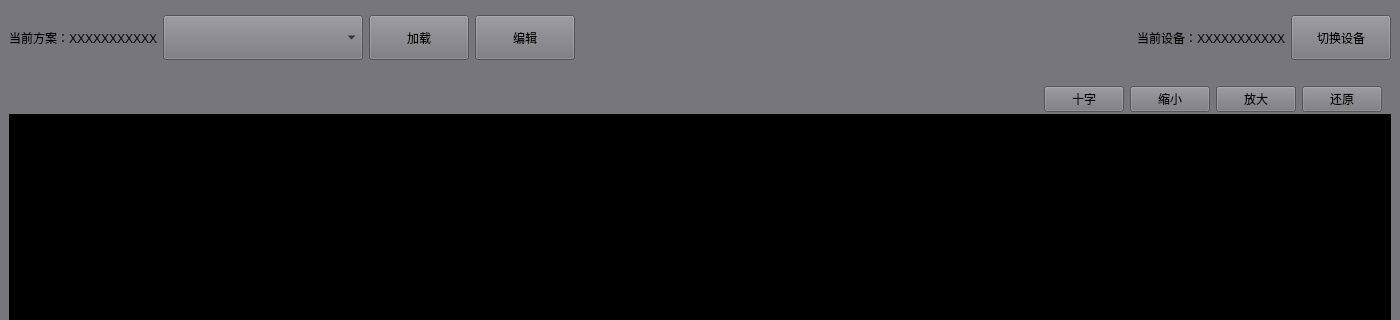
First picture: the form in src/ui/main_window.ui, repository YangKaiyun-a/camera_debug, before the edit; both pictures show x 0 to 1400 and y 0 to 320 of the 1400 by 827 pixel window.
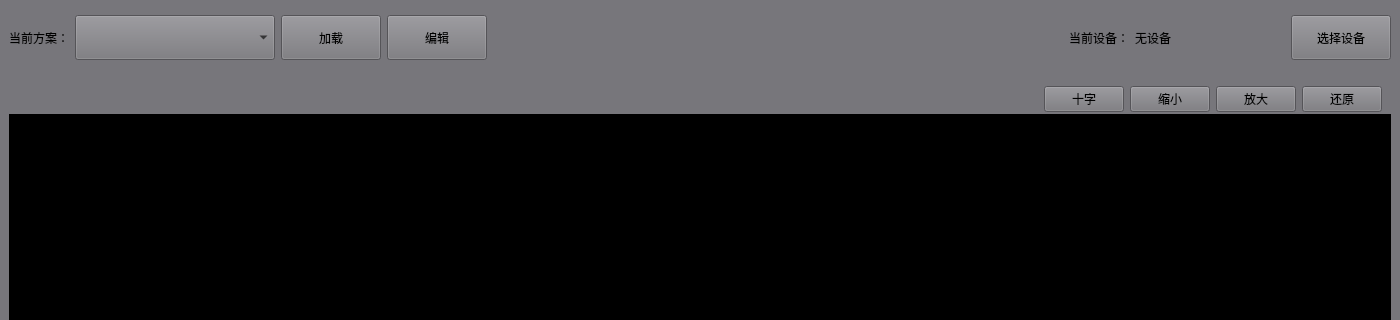
Second picture: the form after the edit.

Commit message: feature: 完成方案、设备逻辑自洽

Diff of the .ui file:
```diff
--- a/src/ui/main_window.ui
+++ b/src/ui/main_window.ui
@@ -39,8 +39,20 @@
       <layout class="QHBoxLayout" name="horizontalLayout">
        <item>
         <widget class="QLabel" name="lab_current_shceme">
+         <property name="sizePolicy">
+          <sizepolicy hsizetype="Minimum" vsizetype="Preferred">
+           <horstretch>0</horstretch>
+           <verstretch>0</verstretch>
+          </sizepolicy>
+         </property>
+         <property name="minimumSize">
+          <size>
+           <width>0</width>
+           <height>0</height>
+          </size>
+         </property>
          <property name="text">
-          <string>当前方案：XXXXXXXXXXX</string>
+          <string>当前方案：</string>
          </property>
         </widget>
        </item>
@@ -93,10 +105,23 @@
          </property>
         </spacer>
        </item>
+       <item>
+        <widget class="QLabel" name="label">
+         <property name="text">
+          <string>当前设备：</string>
+         </property>
+        </widget>
+       </item>
        <item>
         <widget class="QLabel" name="lab_current_device">
+         <property name="minimumSize">
+          <size>
+           <width>150</width>
+           <height>0</height>
+          </size>
+         </property>
          <property name="text">
-          <string>当前设备：XXXXXXXXXXX</string>
+          <string>无设备</string>
          </property>
         </widget>
        </item>
@@ -109,7 +134,7 @@
           </size>
          </property>
          <property name="text">
-          <string>切换设备</string>
+          <string>选择设备</string>
          </property>
         </widget>
        </item>
```
The commit also changes 9 other files.
